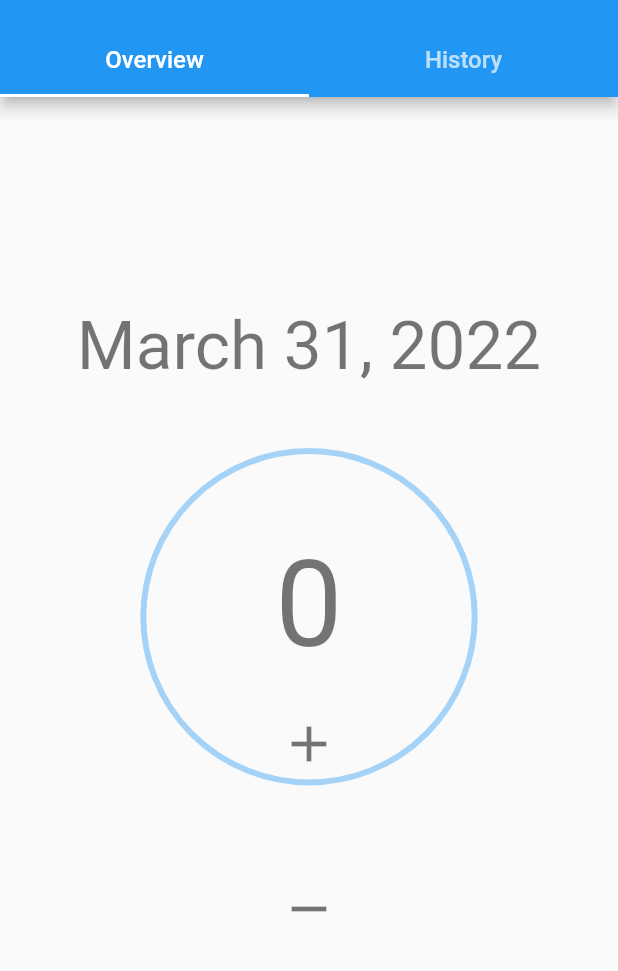
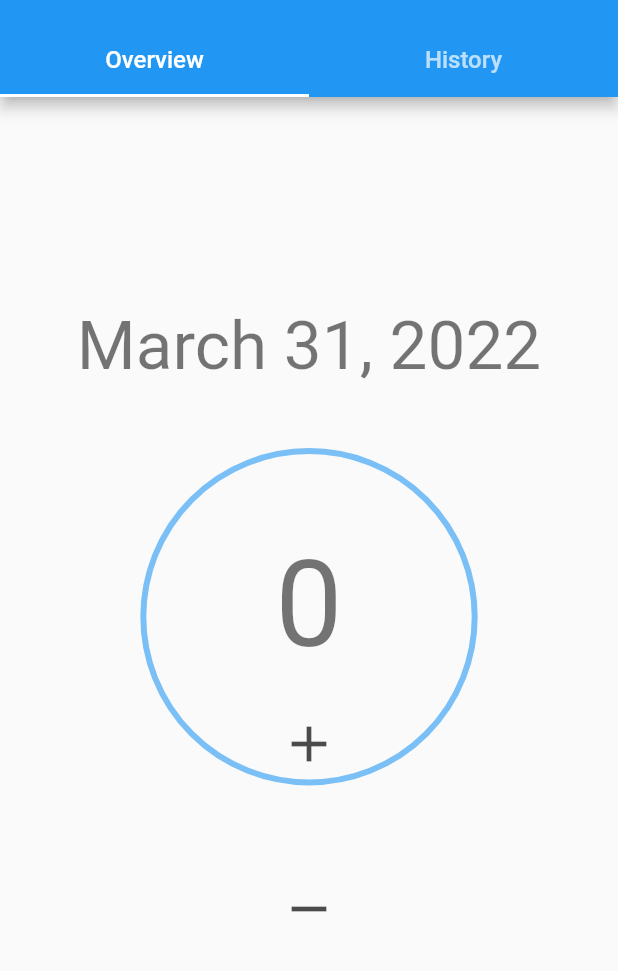
Before and after one commit to probaty/cigarette_counter, a Flutter app: the screen it shows after launch, on a phone screen of 412 x 824 dp, the part 59-1030 px from its top. Run offline on Flutter 3.47's test engine with Material 2 defaults, Android fonts, the phone set to English and light mode, and no system bars; our stand-ins replace bloc, cloud_firestore, firebase_core, flutter_bloc; accounts and stored records are empty.

Commit message:
add dark mode fix date update

```diff
--- a/lib/domain/cubit/storage_cubit.dart
+++ b/lib/domain/cubit/storage_cubit.dart
@@ -22,6 +22,7 @@ class StorageCubit extends Cubit<StorageState> {
       final now = DateFormat.yMMMMd().format(DateTime.now());
       if (now != formattedDateNow) {
         formattedDateNow = now;
+        dateNow = DateFormat('y-MM-d').format(DateTime.now());
         updateStream();
       }
       _init();
--- a/lib/main.dart
+++ b/lib/main.dart
@@ -1,9 +1,7 @@
-import 'package:cigarette_counter/data/firestore_repository.dart';
 import 'package:cigarette_counter/domain/cubit/storage_cubit.dart';
 import 'package:cigarette_counter/presentation/screens/main_screen.dart';
 import 'package:flutter/material.dart';
 import 'package:firebase_core/firebase_core.dart';
-import 'package:cloud_firestore/cloud_firestore.dart';
 import 'package:flutter_bloc/flutter_bloc.dart';
 
 Future<void> main() async {
@@ -20,12 +18,8 @@
 }
 
 class _MyAppState extends State<MyApp> {
-  final api = FirestoreRepository();
-  Stream<DocumentSnapshot>? stream;
-
   @override
   void initState() {
-    stream = api.getItemById('2020-05-02');
     super.initState();
   }
 
@@ -35,6 +29,12 @@
       title: 'Flutter Demo',
       theme: ThemeData(
         primarySwatch: Colors.blue,
+        androidOverscrollIndicator: AndroidOverscrollIndicator.stretch,
+      ),
+      darkTheme: ThemeData(
+        brightness: Brightness.dark,
+        primaryColor: Colors.blue,
+        androidOverscrollIndicator: AndroidOverscrollIndicator.stretch,
       ),
       home: BlocProvider<StorageCubit>(
         create: (context) => StorageCubit(),
@@ -43,41 +43,3 @@
     );
   }
 }
-// Scaffold(
-//           body: Column(
-//         mainAxisAlignment: MainAxisAlignment.center,
-//         crossAxisAlignment: CrossAxisAlignment.center,
-//         children: [
-//           StreamBuilder<DocumentSnapshot>(
-//             builder: (context, AsyncSnapshot<DocumentSnapshot> snapshot) {
-//               if (snapshot.hasError) {
-//                 return const Text('error');
-//               }
-
-//               if (snapshot.connectionState == ConnectionState.waiting) {
-//                 return const Text('loading');
-//               }
-
-//               final data = snapshot.data!.data() as Map<String, dynamic>;
-//               return Column(
-//                 children: [
-//                   ElevatedButton(
-//                     onPressed: () {
-//                       api.set(data['date'], data['count'] + 1);
-//                     },
-//                     child: const Text('add'),
-//                   ),
-//                   Text("${data['date']}   ${data['count'].toString()}"),
-//                   ElevatedButton(
-//                     onPressed: () {
-//                       api.set(data['date'], data['count'] - 1);
-//                     },
-//                     child: const Text('dis'),
-//                   ),
-//                 ],
-//               );
-//             },
-//             stream: stream,
-//           ),
-//         ],
-//       )),
--- a/lib/presentation/screens/main_screen.dart
+++ b/lib/presentation/screens/main_screen.dart
@@ -15,8 +15,11 @@ class MainScreen extends StatelessWidget {
         appBar: AppBar(
           title: const Text('Cigarette counter'),
           centerTitle: true,
-          bottom: const TabBar(
-            tabs: [
+          bottom: TabBar(
+            indicatorColor: Theme.of(context).brightness == Brightness.dark
+                ? Colors.blue.withAlpha(150)
+                : Colors.white,
+            tabs: const [
               Tab(
                 child: Text(
                   'Overview',
--- a/lib/presentation/widgets/counter_widget.dart
+++ b/lib/presentation/widgets/counter_widget.dart
@@ -21,7 +21,7 @@ class CounterWidget extends StatelessWidget {
         RawMaterialButton(
           shape: CircleBorder(
             side: BorderSide(
-                color: Theme.of(context).primaryColor.withAlpha(100), width: 4),
+                color: Theme.of(context).primaryColor.withAlpha(150), width: 4),
           ),
           padding: const EdgeInsets.all(50),
           onPressed: () {
@@ -44,9 +44,13 @@ class CounterWidget extends StatelessWidget {
                       ?.copyWith(fontSize: 80),
                 ),
               ),
-              const Icon(
+              Icon(
                 Icons.add,
-                color: Colors.black54,
+                color: Theme.of(context)
+                    .textTheme
+                    .headline5
+                    ?.color
+                    ?.withOpacity(0.7),
                 size: 40,
               )
             ],
@@ -58,9 +62,13 @@ class CounterWidget extends StatelessWidget {
             onPressed: () {
               BlocProvider.of<StorageCubit>(context).decrement();
             },
-            child: const Icon(
+            child: Icon(
               Icons.remove,
-              color: Colors.black54,
+              color: Theme.of(context)
+                  .textTheme
+                  .headline5
+                  ?.color
+                  ?.withOpacity(0.7),
               size: 40,
             ))
       ],
```
